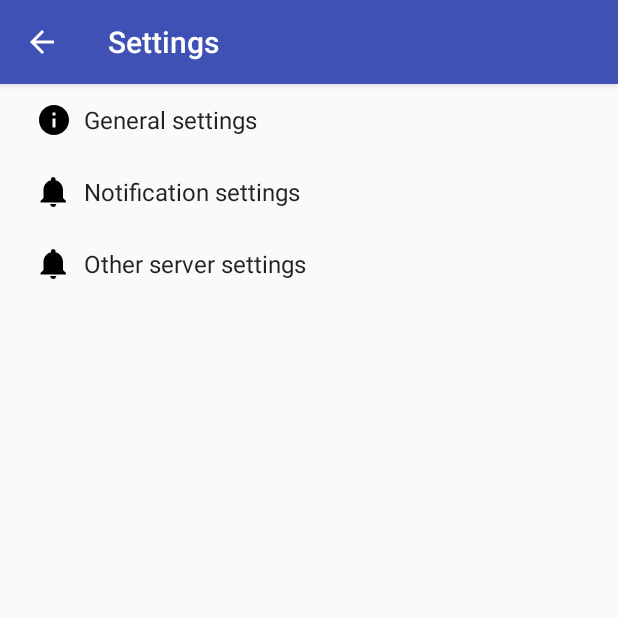
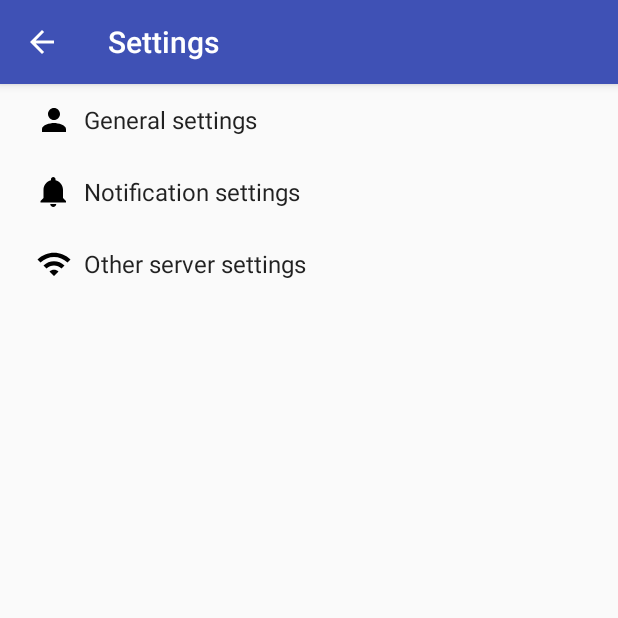
Before and after one commit to kmchmk/UoM-WiFi-Login, an Android app: the screen it shows after launch (SettingsActivity), after a tap on "Settings", on a phone screen of 412 x 824 dp, the top half of it. Run offline under Robolectric (Android 15) with nearby library versions, the phone set to English and light mode, and no system bars; 1 other tap on this screen came first.

Commit message:
Icons changed. Cleaned Code.

```diff
--- a/app/src/main/java/lk/cse13/www/uomwireless/BackgroundLogin.java
+++ b/app/src/main/java/lk/cse13/www/uomwireless/BackgroundLogin.java
@@ -19,7 +19,6 @@ import java.util.List;
 
 import lk.cse13.www.uomwireless.Views.MainActivity;
 
-import static android.R.attr.password;
 
 
 public class BackgroundLogin extends AsyncTask<String, Void, String> {
--- a/app/src/main/java/lk/cse13/www/uomwireless/MyHttpClient.java
+++ b/app/src/main/java/lk/cse13/www/uomwireless/MyHttpClient.java
@@ -21,7 +21,7 @@ import javax.net.ssl.SSLContext;
 import javax.net.ssl.TrustManager;
 import javax.net.ssl.X509TrustManager;
 
-public class MyHttpClient extends DefaultHttpClient {
+class MyHttpClient extends DefaultHttpClient {
 
     @Override
     protected ClientConnectionManager createClientConnectionManager() {
@@ -48,7 +48,7 @@ public class MyHttpClient extends DefaultHttpClient {
     }
 
     public class MySSLSocketFactory extends SSLSocketFactory {
-        SSLContext sslContext = SSLContext.getInstance("TLS");
+        final SSLContext sslContext = SSLContext.getInstance("TLS");
 
         public MySSLSocketFactory(KeyStore truststore) throws NoSuchAlgorithmException, KeyManagementException, KeyStoreException, UnrecoverableKeyException {
             super(truststore);
--- a/app/src/main/java/lk/cse13/www/uomwireless/StatusNotification.java
+++ b/app/src/main/java/lk/cse13/www/uomwireless/StatusNotification.java
@@ -11,7 +11,7 @@ import android.support.v4.app.NotificationCompat;
 
 import lk.cse13.www.uomwireless.Views.MainActivity;
 
-public class StatusNotification {
+class StatusNotification {
     public static void notify(final String text) {
         final NotificationCompat.Builder builder = new NotificationCompat.Builder(MainActivity.mainContext)
                 .setSmallIcon(R.mipmap.ic_launcher)
--- a/app/src/main/java/lk/cse13/www/uomwireless/Views/MainActivity.java
+++ b/app/src/main/java/lk/cse13/www/uomwireless/Views/MainActivity.java
@@ -140,7 +140,4 @@ public class MainActivity extends AppCompatActivity
     }
 
 
-    public void test(View w){
-
-    }
 }
--- a/app/src/main/java/lk/cse13/www/uomwireless/Views/SettingsActivity.java
+++ b/app/src/main/java/lk/cse13/www/uomwireless/Views/SettingsActivity.java
@@ -4,19 +4,15 @@ package lk.cse13.www.uomwireless.Views;
 import android.annotation.TargetApi;
 import android.content.Context;
 import android.content.Intent;
-import android.content.SharedPreferences;
 import android.content.res.Configuration;
 import android.os.Build;
 import android.os.Bundle;
 import android.preference.Preference;
-import android.preference.PreferenceActivity;
 import android.preference.PreferenceManager;
 import android.support.v7.app.ActionBar;
 import android.preference.PreferenceFragment;
-import android.util.Log;
 import android.view.MenuItem;
 
-import lk.cse13.www.uomwireless.BackgroundLogin;
 import lk.cse13.www.uomwireless.Operations;
 import lk.cse13.www.uomwireless.R;
 
@@ -52,7 +48,7 @@ public class SettingsActivity extends AppCompatPreferenceActivity {
      * A preference value change listener that updates the preference's summary
      * to reflect its new value.
      */
-    private static Preference.OnPreferenceChangeListener sBindPreferenceSummaryToValueListener = new Preference.OnPreferenceChangeListener() {
+    private static final Preference.OnPreferenceChangeListener sBindPreferenceSummaryToValueListener = new Preference.OnPreferenceChangeListener() {
         @Override
         public boolean onPreferenceChange(Preference preference, Object value) {
             String stringValue = value.toString();
--- a/app/src/main/res/drawable/ic_info_black_24dp.xml
+++ /dev/null
@@ -1,9 +0,0 @@
-<vector xmlns:android="http://schemas.android.com/apk/res/android"
-    android:width="24dp"
-    android:height="24dp"
-    android:viewportHeight="24.0"
-    android:viewportWidth="24.0">
-    <path
-        android:fillColor="#FF000000"
-        android:pathData="M12,2C6.48,2 2,6.48 2,12s4.48,10 10,10 10,-4.48 10,-10S17.52,2 12,2zm1,15h-2v-6h2v6zm0,-8h-2V7h2v2z" />
-</vector>
--- /dev/null
+++ b/app/src/main/res/drawable/ic_person_black_24dp.xml
@@ -0,0 +1,9 @@
+<vector xmlns:android="http://schemas.android.com/apk/res/android"
+        android:width="24dp"
+        android:height="24dp"
+        android:viewportWidth="24.0"
+        android:viewportHeight="24.0">
+    <path
+        android:fillColor="#FF000000"
+        android:pathData="M12,12c2.21,0 4,-1.79 4,-4s-1.79,-4 -4,-4 -4,1.79 -4,4 1.79,4 4,4zM12,14c-2.67,0 -8,1.34 -8,4v2h16v-2c0,-2.66 -5.33,-4 -8,-4z"/>
+</vector>
--- /dev/null
+++ b/app/src/main/res/drawable/ic_wifi_black_24dp.xml
@@ -0,0 +1,9 @@
+<vector xmlns:android="http://schemas.android.com/apk/res/android"
+        android:width="24dp"
+        android:height="24dp"
+        android:viewportWidth="24.0"
+        android:viewportHeight="24.0">
+    <path
+        android:fillColor="#FF000000"
+        android:pathData="M1,9l2,2c4.97,-4.97 13.03,-4.97 18,0l2,-2C16.93,2.93 7.08,2.93 1,9zM9,17l3,3 3,-3c-1.65,-1.66 -4.34,-1.66 -6,0zM5,13l2,2c2.76,-2.76 7.24,-2.76 10,0l2,-2C15.14,9.14 8.87,9.14 5,13z"/>
+</vector>
--- a/app/src/main/res/xml/pref_headers.xml
+++ b/app/src/main/res/xml/pref_headers.xml
@@ -4,7 +4,7 @@
 
     <header
         android:fragment="lk.cse13.www.uomwireless.Views.SettingsActivity$GeneralPreferenceFragment"
-        android:icon="@drawable/ic_info_black_24dp"
+        android:icon="@drawable/ic_person_black_24dp"
         android:title="@string/pref_header_general" />
 
     <header
@@ -14,7 +14,7 @@
 
     <header
         android:fragment="lk.cse13.www.uomwireless.Views.SettingsActivity$OtherServerPreferenceFragment"
-        android:icon="@drawable/ic_notifications_black_24dp"
+        android:icon="@drawable/ic_wifi_black_24dp"
         android:title="@string/pref_header_otherserver" />
 
 
```
Also changed, not shown: app/src/main/java/lk/cse13/www/uomwireless/Operations.java (+2 -5 lines).
